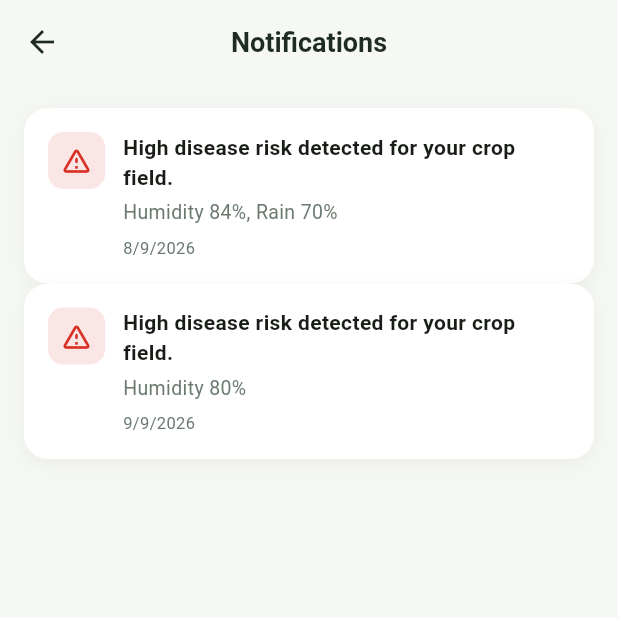
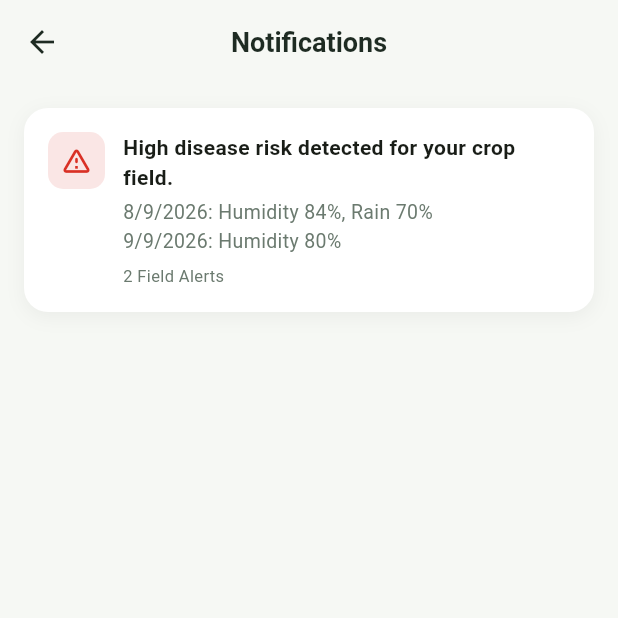
Before and after one commit to MisbahZehra/AgroShield-AI, a Flutter app: the HomeScreen screen opened by its route, after a tap on the "notifications" icon, on a phone screen of 412 x 824 dp, the top half of it. Run offline on Flutter 3.47's test engine with Material 3 defaults, Android fonts, the phone set to English and light mode, and no system bars; our stand-ins replace camera, connectivity_plus, flutter_riverpod, flutter_tts, geolocator, go_router and 4 more; missing offline and left inert: tflite_flutter; accounts and stored records are empty.

Commit message:
Fix STT timeout, deduplicate alerts, redesign launcher icon with leaf

```diff
--- a/agroshield_app/lib/core/services/stt_service.dart
+++ b/agroshield_app/lib/core/services/stt_service.dart
@@ -48,9 +48,9 @@ class SttService {
       },
       listenOptions: SpeechListenOptions(
         partialResults: false,
-        cancelOnError: true,
-        listenFor: const Duration(seconds: 30),
-        pauseFor: const Duration(seconds: 3),
+        cancelOnError: false,
+        listenFor: const Duration(seconds: 60),
+        pauseFor: const Duration(seconds: 4),
         localeId: _localeId,
       ),
     );
--- a/agroshield_app/lib/features/home/home_screen.dart
+++ b/agroshield_app/lib/features/home/home_screen.dart
@@ -153,9 +153,8 @@ class HomeScreen extends ConsumerWidget {
                     ),
                   );
                 }
-                return Column(
-                  children: high
-                      .map((d) => AgroCard(
+                // Show a single deduplicated alert card
+                return AgroCard(
                   color: AppColors.dangerLight,
                   child: Row(
                     children: [
@@ -178,8 +177,6 @@ class HomeScreen extends ConsumerWidget {
                       ),
                     ],
                   ),
-                          ))
-                      .toList(),
                 );
               },
               loading: () => const Padding(
--- a/agroshield_app/lib/features/notifications/notification_center_screen.dart
+++ b/agroshield_app/lib/features/notifications/notification_center_screen.dart
@@ -21,17 +21,23 @@ class NotificationCenterScreen extends ConsumerWidget {
         data: (riskDays) {
           final alerts = <_AlertItem>[];
 
-          // Generate alerts from high-risk days
-          for (final d in riskDays) {
-            if (d.level.name == 'high') {
-              alerts.add(_AlertItem(
-                icon: Icons.warning_amber_rounded,
-                color: AppColors.danger,
-                title: l.highRiskAlert('crop'),
-                subtitle: _riskReason(d, l),
-                time: _formatDate(d.date),
-              ));
+          // Generate alerts from high-risk days (deduplicated — single summary alert)
+          final highRiskDays = riskDays.where((d) => d.level.name == 'high').toList();
+          if (highRiskDays.isNotEmpty) {
+            // Combine reasons from all high-risk days
+            final reasons = <String>[];
+            for (final d in highRiskDays) {
+              final reason = _riskReason(d, l);
+              final dateStr = _formatDate(d.date);
+              if (reason.isNotEmpty) reasons.add('$dateStr: $reason');
             }
+            alerts.add(_AlertItem(
+              icon: Icons.warning_amber_rounded,
+              color: AppColors.danger,
+              title: l.highRiskAlert('crop'),
+              subtitle: reasons.isNotEmpty ? reasons.join('\n') : l.highRiskAlert('crop'),
+              time: '${highRiskDays.length} ${l.fieldAlerts}',
+            ));
           }
 
           // Weather-based alert
```
Also changed, not shown: 5 other files. Lines whose indentation alone changed are shown as unchanged.
